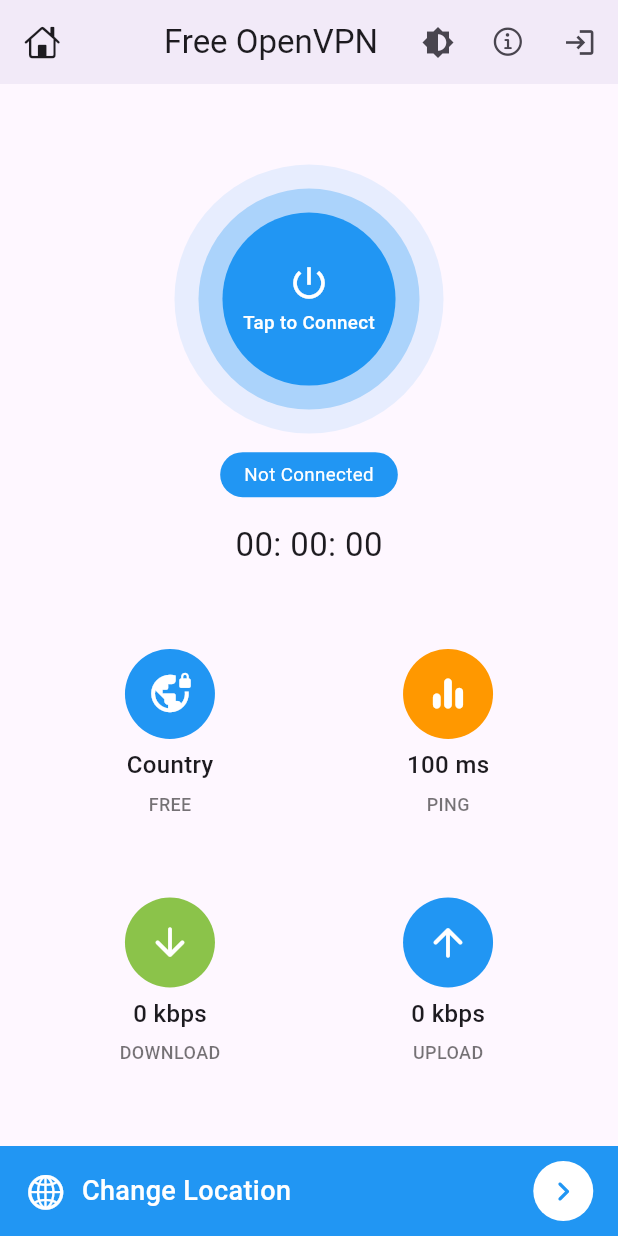
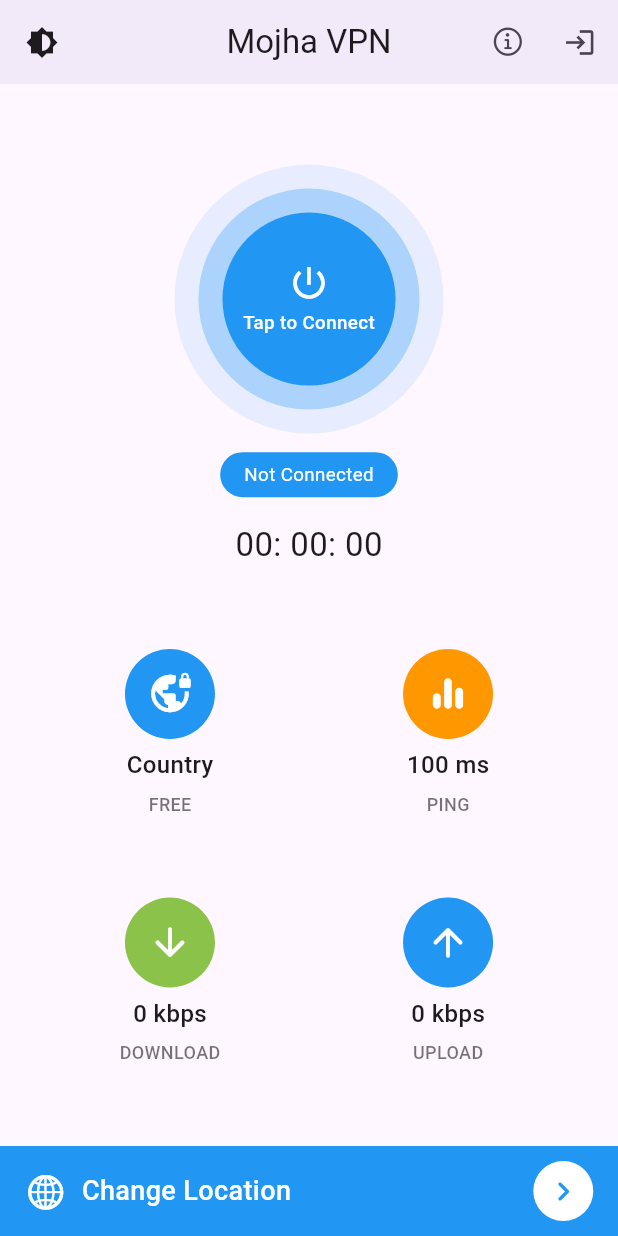
Before and after one commit to sharull9/android-vpn, a Flutter app: the screen it shows after launch, on a phone screen of 412 x 824 dp. Run offline on Flutter 3.47's test engine with Material 3 defaults, Android fonts, the phone set to English and light mode, and no system bars; our stand-ins replace firebase_core, firebase_remote_config, flutter_svg, get, google_mobile_ads, google_sign_in and 2 more; accounts and stored records are empty; network calls fail.

Commit message:
minor changes

```diff
--- a/lib/helpers/config.dart
+++ b/lib/helpers/config.dart
@@ -12,13 +12,14 @@ class Config {
     'profile',
   ];
 
-  static const accessToken = "V9dCO66ynnBdg/Lv86KL/BEqq8QAn+PL78vfCHBj7pOsOsebXAuT5yAhunlyutpg2i9kPx9iBiFNWL+LbThUNKRUvsFH4LeG8yAiNL1KooqOxfIGlCnu6B7ZWoxQC4CyI7nSu2vzuAJJ5SgJQnWMpA=";
+  static const accessToken =
+      "V9dCO66ynnBdg/Lv86KL/BEqq8QAn+PL78vfCHBj7pOsOsebXAuT5yAhunlyutpg2i9kPx9iBiFNWL+LbThUNKRUvsFH4LeG8yAiNL1KooqOxfIGlCnu6B7ZWoxQC4CyI7nSu2vzuAJJ5SgJQnWMpA=";
 
   static const _defaultValues = {
     "interstitial_ad": "ca-app-pub-3940256099942544/1033173712",
     "native_ad": "ca-app-pub-3940256099942544/2247696110",
     "rewarded_ad": "ca-app-pub-3940256099942544/5224354917",
-    "show_ads": false
+    "show_ads": true
   };
 
   static Future<void> initConfig() async {
--- a/lib/screens/home_screen.dart
+++ b/lib/screens/home_screen.dart
@@ -30,12 +30,9 @@ class HomeScreen extends StatelessWidget {
     });
 
     return Scaffold(
-      //app bar
       appBar: AppBar(
-        leading: Icon(CupertinoIcons.home),
-        title: Text('Free OpenVPN'),
-        actions: [
-          IconButton(
+        title: Text('Mojha VPN'),
+        leading: IconButton(
           onPressed: () {
             if (Config.hideAds == false) {
               Get.changeThemeMode(
@@ -58,6 +55,7 @@ class HomeScreen extends StatelessWidget {
             size: 22,
           ),
         ),
+        actions: [
           IconButton(
             padding: EdgeInsets.only(right: 3),
             onPressed: () {
@@ -89,9 +87,7 @@ class HomeScreen extends StatelessWidget {
           ),
         ],
       ),
-
       bottomNavigationBar: _changeLocation(context),
-
       body: Column(
         mainAxisAlignment: MainAxisAlignment.spaceEvenly,
         children: [
@@ -100,7 +96,6 @@ class HomeScreen extends StatelessWidget {
             () => Row(
               mainAxisAlignment: MainAxisAlignment.center,
               children: [
-                //country flag
                 HomeCard(
                   title: _controller.location.value.cityName.isEmpty
                       ? 'Country'
--- a/lib/screens/splash_screen.dart
+++ b/lib/screens/splash_screen.dart
@@ -18,35 +18,25 @@ class _SplashScreenState extends State<SplashScreen> {
   void initState() {
     super.initState();
     Future.delayed(Duration(milliseconds: 1500), () {
-      //exit full-screen
       SystemChrome.setEnabledSystemUIMode(SystemUiMode.edgeToEdge);
-
       AdHelper.precacheInterstitialAd();
       AdHelper.precacheNativeAd();
-
-      //navigate to home
       Get.off(() => HomeScreen());
-      // Navigator.pushReplacement(
-      //     context, MaterialPageRoute(builder: (_) => HomeScreen()));
     });
   }
 
   @override
   Widget build(BuildContext context) {
-    //initializing media query (for getting device screen size)
     mq = MediaQuery.of(context).size;
-
     return Scaffold(
       body: Stack(
         children: [
-          //app logo
           Positioned(
             left: mq.width * .3,
             top: mq.height * .2,
             width: mq.width * .4,
-              child: Image.asset('assets/images/logo.png')),
-
-          //label
+            child: Image.asset('assets/images/logo.png'),
+          ),
           Positioned(
             bottom: mq.height * .15,
             width: mq.width,
@@ -54,8 +44,11 @@ class _SplashScreenState extends State<SplashScreen> {
               'MADE IN INDIA WITH ❤️',
               textAlign: TextAlign.center,
               style: TextStyle(
-                    color: Theme.of(context).lightText, letterSpacing: 1),
-              ))
+                color: Theme.of(context).lightText,
+                letterSpacing: 1,
+              ),
+            ),
+          )
         ],
       ),
     );
```
Also changed, not shown: 7 other files. Lines whose indentation alone changed are shown as unchanged.
